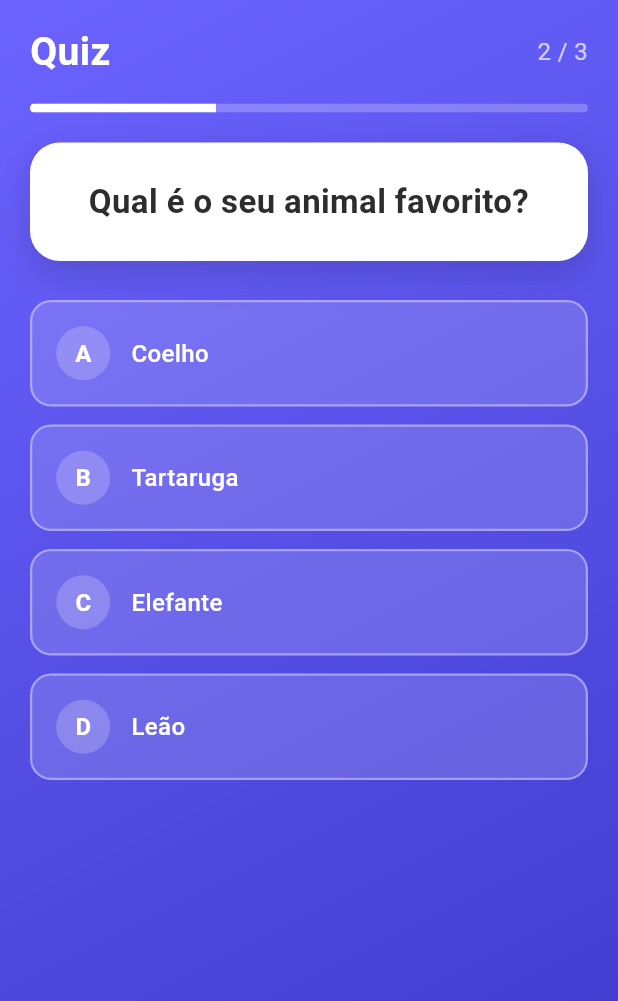
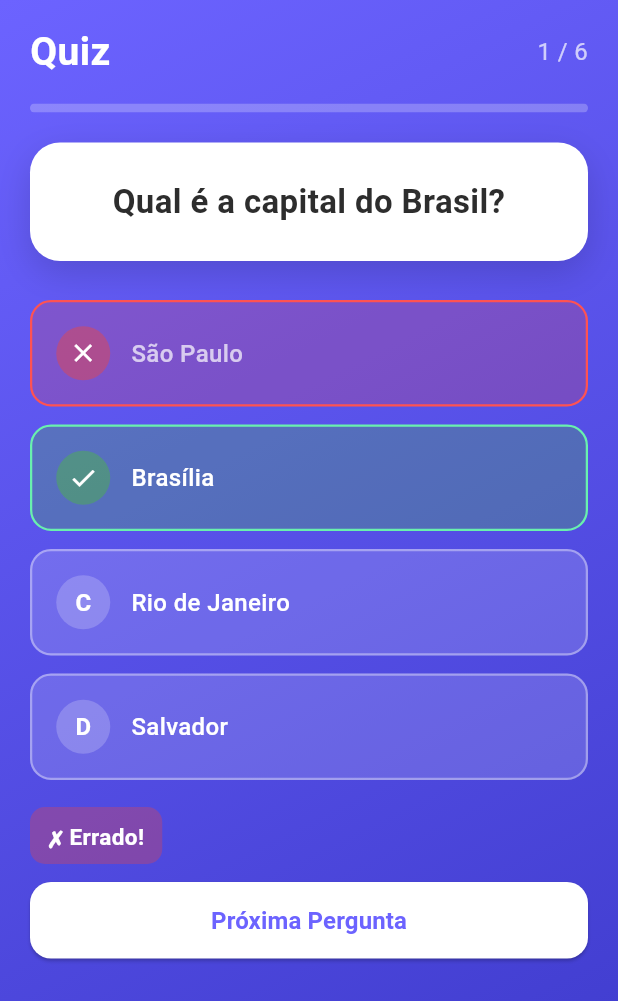
Before and after one commit to Victorlqz12/Projeto-quiz, a Flutter app: the screen it shows after launch, after a tap on an icon or button, on a phone screen of 412 x 824 dp. Shown: the top 1001 px of the screen. Run offline on Flutter 3.47's test engine with Material 3 defaults, Android fonts, the phone set to English and light mode, and no system bars.

Commit message:
Mudança para quiz de perguntas e respostas corretas

```diff
--- a/lib/main.dart
+++ b/lib/main.dart
@@ -13,42 +13,69 @@ class PerguntaApp extends StatefulWidget {
 
 class _PerguntaAppState extends State<PerguntaApp> {
   var perguntaSelecionada = 0;
-  var nota_total = 0;
+  var acertos = 0;
   final perguntas = const [
     {
-      'pergunta': 'Qual é a sua cor favorita?',
+      'pergunta': 'Qual é a capital do Brasil?',
       'respostas': [
-        {'texto': 'Preto', 'nota': 10},
-        {'texto': 'Vermelho', 'nota': 5},
-        {'texto': 'Verde', 'nota': 3},
-        {'texto': 'Branco', 'nota': 1},
+        {'texto': 'São Paulo', 'correta': false},
+        {'texto': 'Brasília', 'correta': true},
+        {'texto': 'Rio de Janeiro', 'correta': false},
+        {'texto': 'Salvador', 'correta': false},
       ],
     },
     {
-      'pergunta': 'Qual é o seu animal favorito?',
+      'pergunta': 'Qual é o maior planeta do Sistema Solar?',
       'respostas': [
-        {'texto': 'Coelho', 'nota': 10},
-        {'texto': 'Tartaruga', 'nota': 5},
-        {'texto': 'Elefante', 'nota': 3},
-        {'texto': 'Leão', 'nota': 1},
+        {'texto': 'Saturno', 'correta': false},
+        {'texto': 'Urano', 'correta': false},
+        {'texto': 'Júpiter', 'correta': true},
+        {'texto': 'Netuno', 'correta': false},
       ],
     },
     {
-      'pergunta': 'Qual seu tipo de alimento favorito?',
+      'pergunta': 'Em que ano o Brasil foi descoberto?',
       'respostas': [
-        {'texto': 'Massas', 'nota': 10},
-        {'texto': 'Carnes', 'nota': 5},
-        {'texto': 'Grãos', 'nota': 3},
-        {'texto': 'Vegetais', 'nota': 1},
+        {'texto': '1492', 'correta': false},
+        {'texto': '1500', 'correta': true},
+        {'texto': '1522', 'correta': false},
+        {'texto': '1488', 'correta': false},
+      ],
+    },
+    {
+      'pergunta': 'Qual é a fórmula química da água?',
+      'respostas': [
+        {'texto': 'CO₂', 'correta': false},
+        {'texto': 'H₂O₂', 'correta': false},
+        {'texto': 'NaCl', 'correta': false},
+        {'texto': 'H₂O', 'correta': true},
+      ],
+    },
+    {
+      'pergunta': 'Quantos estados tem o Brasil?',
+      'respostas': [
+        {'texto': '24', 'correta': false},
+        {'texto': '25', 'correta': false},
+        {'texto': '26', 'correta': true},
+        {'texto': '27', 'correta': false},
+      ],
+    },
+    {
+      'pergunta': 'Qual é o maior oceano do mundo?',
+      'respostas': [
+        {'texto': 'Oceano Atlântico', 'correta': false},
+        {'texto': 'Oceano Índico', 'correta': false},
+        {'texto': 'Oceano Ártico', 'correta': false},
+        {'texto': 'Oceano Pacífico', 'correta': true},
       ],
     },
   ];
 
-  void responder(int nota) {
+  void responder(bool correta) {
     if (temPerguntaSelecionada) {
       setState(() {
         perguntaSelecionada++;
-        nota_total += nota;
+        if (correta) acertos++;
       });
     }
   }
@@ -56,7 +83,7 @@ class _PerguntaAppState extends State<PerguntaApp> {
   void reiniciarQuestionario() {
     setState(() {
       perguntaSelecionada = 0;
-      nota_total = 0;
+      acertos = 0;
     });
   }
 
@@ -133,7 +160,7 @@ class _PerguntaAppState extends State<PerguntaApp> {
                           perguntas: perguntas,
                           responder: responder,
                         )
-                      : Resultado(nota_total, reiniciarQuestionario),
+                      : Resultado(acertos, perguntas.length, reiniciarQuestionario),
                 ),
               ],
             ),
--- a/lib/questionario.dart
+++ b/lib/questionario.dart
@@ -2,10 +2,10 @@ import 'package:flutter/material.dart';
 import './questao.dart';
 import './resposta.dart';
 
-class Questionario extends StatelessWidget {
+class Questionario extends StatefulWidget {
   final int perguntaSelecionada;
   final List<Map<String, Object>> perguntas;
-  final void Function(int) responder;
+  final void Function(bool) responder;
 
   const Questionario({
     required this.perguntaSelecionada,
@@ -14,31 +14,112 @@ class Questionario extends StatelessWidget {
     super.key,
   });
 
-  bool get temPerguntaSelecionada {
-    return perguntaSelecionada < perguntas.length;
+  @override
+  State<Questionario> createState() => _QuestionarioState();
+}
+
+class _QuestionarioState extends State<Questionario> {
+  int? _respostaSelecionada;
+
+  @override
+  void didUpdateWidget(Questionario oldWidget) {
+    super.didUpdateWidget(oldWidget);
+    if (oldWidget.perguntaSelecionada != widget.perguntaSelecionada) {
+      setState(() => _respostaSelecionada = null);
+    }
+  }
+
+  void _selecionarResposta(int indice) {
+    if (_respostaSelecionada != null) return;
+    setState(() => _respostaSelecionada = indice);
   }
 
   @override
   Widget build(BuildContext context) {
-    List<Map<String, Object>> respostas = temPerguntaSelecionada
-        ? perguntas[perguntaSelecionada].cast()['respostas']
-        : [];
+    final perguntas = widget.perguntas;
+    final idx = widget.perguntaSelecionada;
+    final List<Map<String, Object>> respostas =
+        (perguntas[idx]['respostas'] as List).cast();
+
+    bool? acertou;
+    if (_respostaSelecionada != null) {
+      acertou = respostas[_respostaSelecionada!]['correta'] as bool;
+    }
 
     return SingleChildScrollView(
       child: Column(
         children: [
-          Questao(
-            perguntas[perguntaSelecionada]['pergunta'].toString(),
-            numero: perguntaSelecionada,
-          ),
+          Questao(perguntas[idx]['pergunta'].toString(), numero: idx),
           const SizedBox(height: 10),
-          ...respostas.asMap().entries.map(
-                (entry) => Resposta(
-                  entry.value['texto'] as String,
-                  () => responder(int.parse(entry.value['nota'].toString())),
-                  indice: entry.key,
+          ...respostas.asMap().entries.map((entry) {
+            final eCorreta = entry.value['correta'] as bool;
+            EstadoResposta estado = EstadoResposta.normal;
+            if (_respostaSelecionada != null) {
+              if (eCorreta) {
+                estado = EstadoResposta.correta;
+              } else if (entry.key == _respostaSelecionada) {
+                estado = EstadoResposta.errada;
+              }
+            }
+            return Resposta(
+              entry.value['texto'] as String,
+              () => _selecionarResposta(entry.key),
+              indice: entry.key,
+              estado: estado,
+            );
+          }),
+          if (_respostaSelecionada != null) ...[
+            const SizedBox(height: 12),
+            Padding(
+              padding: const EdgeInsets.symmetric(horizontal: 20),
+              child: Align(
+                alignment: Alignment.centerLeft,
+                child: Container(
+                  padding: const EdgeInsets.symmetric(horizontal: 12, vertical: 8),
+                  decoration: BoxDecoration(
+                    color: acertou!
+                        ? Colors.green.withValues(alpha: 0.3)
+                        : Colors.red.withValues(alpha: 0.3),
+                    borderRadius: BorderRadius.circular(10),
+                  ),
+                  child: Text(
+                    acertou ? '✓ Correto!' : '✗ Errado!',
+                    style: const TextStyle(
+                      color: Colors.white,
+                      fontWeight: FontWeight.bold,
+                      fontSize: 15,
+                    ),
+                  ),
                 ),
               ),
+            ),
+            const SizedBox(height: 12),
+            Padding(
+              padding: const EdgeInsets.symmetric(horizontal: 20),
+              child: SizedBox(
+                width: double.infinity,
+                child: ElevatedButton(
+                  onPressed: () => widget.responder(acertou!),
+                  style: ElevatedButton.styleFrom(
+                    backgroundColor: Colors.white,
+                    foregroundColor: const Color(0xFF6C63FF),
+                    padding: const EdgeInsets.symmetric(vertical: 14),
+                    shape: RoundedRectangleBorder(
+                      borderRadius: BorderRadius.circular(14),
+                    ),
+                  ),
+                  child: Text(
+                    idx + 1 < perguntas.length ? 'Próxima Pergunta' : 'Ver Resultado',
+                    style: const TextStyle(
+                      fontSize: 16,
+                      fontWeight: FontWeight.bold,
+                    ),
+                  ),
+                ),
+              ),
+            ),
+            const SizedBox(height: 16),
+          ],
         ],
       ),
     );
--- a/lib/resposta.dart
+++ b/lib/resposta.dart
@@ -1,16 +1,64 @@
 import 'package:flutter/material.dart';
+
+enum EstadoResposta { normal, correta, errada }
 
 class Resposta extends StatelessWidget {
   final String texto;
   final void Function() quandoRespondido;
   final int indice;
+  final EstadoResposta estado;
 
-  const Resposta(this.texto, this.quandoRespondido, {this.indice = 0, super.key});
+  const Resposta(
+    this.texto,
+    this.quandoRespondido, {
+    this.indice = 0,
+    this.estado = EstadoResposta.normal,
+    super.key,
+  });
 
   @override
   Widget build(BuildContext context) {
     final letras = ['A', 'B', 'C', 'D'];
     final letra = indice < letras.length ? letras[indice] : '';
+
+    final Color bgColor;
+    final Color borderColor;
+    final Color textColor;
+    final Color circleBg;
+
+    switch (estado) {
+      case EstadoResposta.correta:
+        bgColor = Colors.green.withValues(alpha: 0.3);
+        borderColor = Colors.greenAccent;
+        textColor = Colors.white;
+        circleBg = Colors.green.withValues(alpha: 0.5);
+      case EstadoResposta.errada:
+        bgColor = Colors.red.withValues(alpha: 0.2);
+        borderColor = Colors.redAccent;
+        textColor = Colors.white70;
+        circleBg = Colors.red.withValues(alpha: 0.4);
+      case EstadoResposta.normal:
+        bgColor = Colors.white.withValues(alpha: 0.15);
+        borderColor = Colors.white.withValues(alpha: 0.38);
+        textColor = Colors.white;
+        circleBg = Colors.white.withValues(alpha: 0.2);
+    }
+
+    Widget circuloConteudo;
+    if (estado == EstadoResposta.correta) {
+      circuloConteudo = const Icon(Icons.check, color: Colors.white, size: 20);
+    } else if (estado == EstadoResposta.errada) {
+      circuloConteudo = const Icon(Icons.close, color: Colors.white, size: 20);
+    } else {
+      circuloConteudo = Text(
+        letra,
+        style: const TextStyle(
+          color: Colors.white,
+          fontWeight: FontWeight.bold,
+          fontSize: 16,
+        ),
+      );
+    }
 
     return Container(
       width: double.infinity,
@@ -18,44 +66,29 @@ class Resposta extends StatelessWidget {
       child: Material(
         color: Colors.transparent,
         child: InkWell(
-          onTap: quandoRespondido,
+          onTap: estado == EstadoResposta.normal ? quandoRespondido : null,
           borderRadius: BorderRadius.circular(14),
           child: Container(
             padding: const EdgeInsets.symmetric(horizontal: 16, vertical: 16),
             decoration: BoxDecoration(
-              color: Colors.white.withValues(alpha: 0.15),
+              color: bgColor,
               borderRadius: BorderRadius.circular(14),
-              border: Border.all(
-                color: Colors.white.withValues(alpha: 0.38),
-                width: 1.5,
-              ),
+              border: Border.all(color: borderColor, width: 1.5),
             ),
             child: Row(
               children: [
                 Container(
                   width: 36,
                   height: 36,
-                  decoration: BoxDecoration(
-                    color: Colors.white.withValues(alpha: 0.2),
-                    shape: BoxShape.circle,
-                  ),
-                  child: Center(
-                    child: Text(
-                      letra,
-                      style: const TextStyle(
-                        color: Colors.white,
-                        fontWeight: FontWeight.bold,
-                        fontSize: 16,
-                      ),
-                    ),
-                  ),
+                  decoration: BoxDecoration(color: circleBg, shape: BoxShape.circle),
+                  child: Center(child: circuloConteudo),
                 ),
                 const SizedBox(width: 14),
                 Expanded(
                   child: Text(
                     texto,
-                    style: const TextStyle(
-                      color: Colors.white,
+                    style: TextStyle(
+                      color: textColor,
                       fontSize: 16,
                       fontWeight: FontWeight.w500,
                     ),
--- a/lib/resultado.dart
+++ b/lib/resultado.dart
@@ -1,22 +1,25 @@
 import 'package:flutter/material.dart';
 
 class Resultado extends StatelessWidget {
-  final int nota;
+  final int acertos;
+  final int total;
   final void Function() quandoReiniciar;
 
-  const Resultado(this.nota, this.quandoReiniciar, {super.key});
+  const Resultado(this.acertos, this.total, this.quandoReiniciar, {super.key});
 
   String get fraseResultado {
-    if (nota < 8) return 'Pode Melhorar!';
-    if (nota < 12) return 'Bom!';
-    if (nota < 16) return 'Ótimo!';
+    final p = acertos / total;
+    if (p < 0.4) return 'Pode Melhorar!';
+    if (p < 0.6) return 'Bom!';
+    if (p < 0.8) return 'Ótimo!';
     return 'Excelente!';
   }
 
   String get emoji {
-    if (nota < 8) return '😅';
-    if (nota < 12) return '😊';
-    if (nota < 16) return '🎉';
+    final p = acertos / total;
+    if (p < 0.4) return '😅';
+    if (p < 0.6) return '😊';
+    if (p < 0.8) return '🎉';
     return '🏆';
   }
 
@@ -44,10 +47,7 @@ class Resultado extends StatelessWidget {
               ),
               child: Column(
                 children: [
-                  Text(
-                    emoji,
-                    style: const TextStyle(fontSize: 64),
-                  ),
+                  Text(emoji, style: const TextStyle(fontSize: 64)),
                   const SizedBox(height: 16),
                   Text(
                     fraseResultado,
@@ -59,11 +59,13 @@ class Resultado extends StatelessWidget {
                   ),
                   const SizedBox(height: 8),
                   Text(
-                    'Pontuação: $nota pontos',
-                    style: const TextStyle(
-                      fontSize: 16,
-                      color: Colors.grey,
-                    ),
+                    '$acertos de $total corretas',
+                    style: const TextStyle(fontSize: 18, color: Colors.grey),
+                  ),
+                  const SizedBox(height: 4),
+                  Text(
+                    '${((acertos / total) * 100).round()}% de aproveitamento',
+                    style: const TextStyle(fontSize: 14, color: Colors.grey),
                   ),
                 ],
               ),
@@ -84,10 +86,7 @@ class Resultado extends StatelessWidget {
                 ),
                 child: const Text(
                   'Tentar Novamente',
-                  style: TextStyle(
-                    fontSize: 16,
-                    fontWeight: FontWeight.bold,
-                  ),
+                  style: TextStyle(fontSize: 16, fontWeight: FontWeight.bold),
                 ),
               ),
             ),
```
Also changed, not shown: 1 other file.
